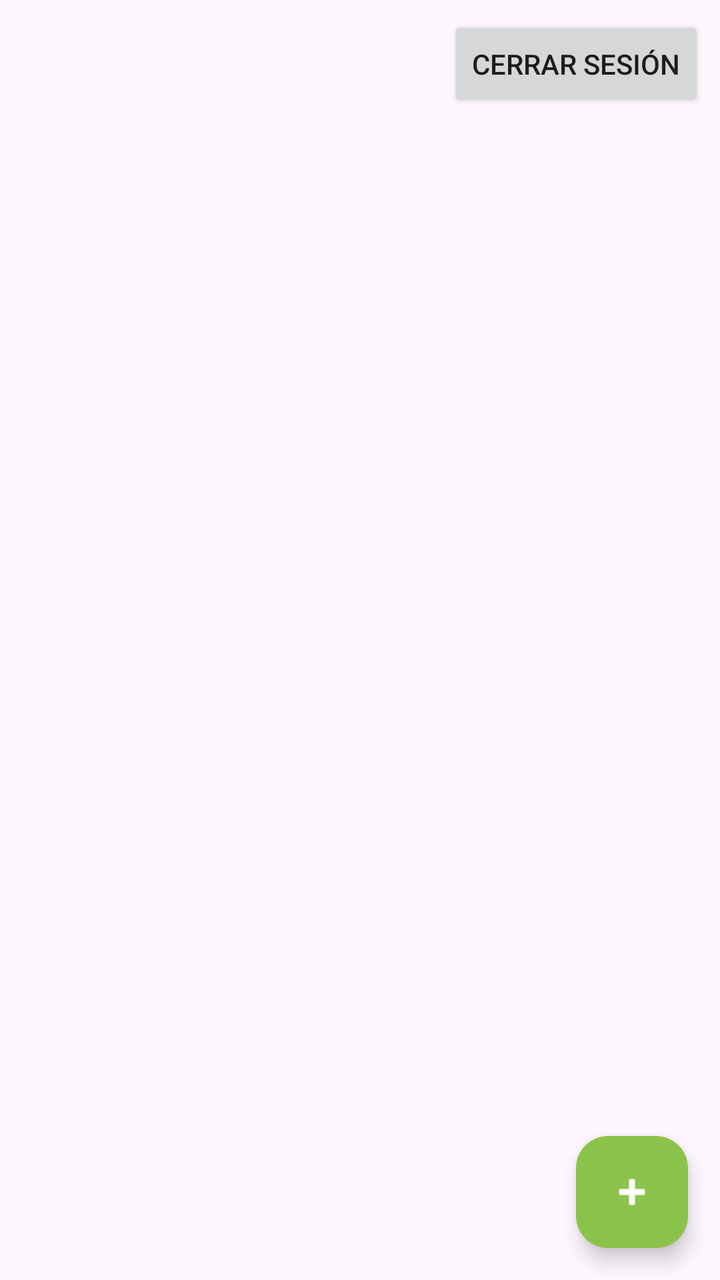
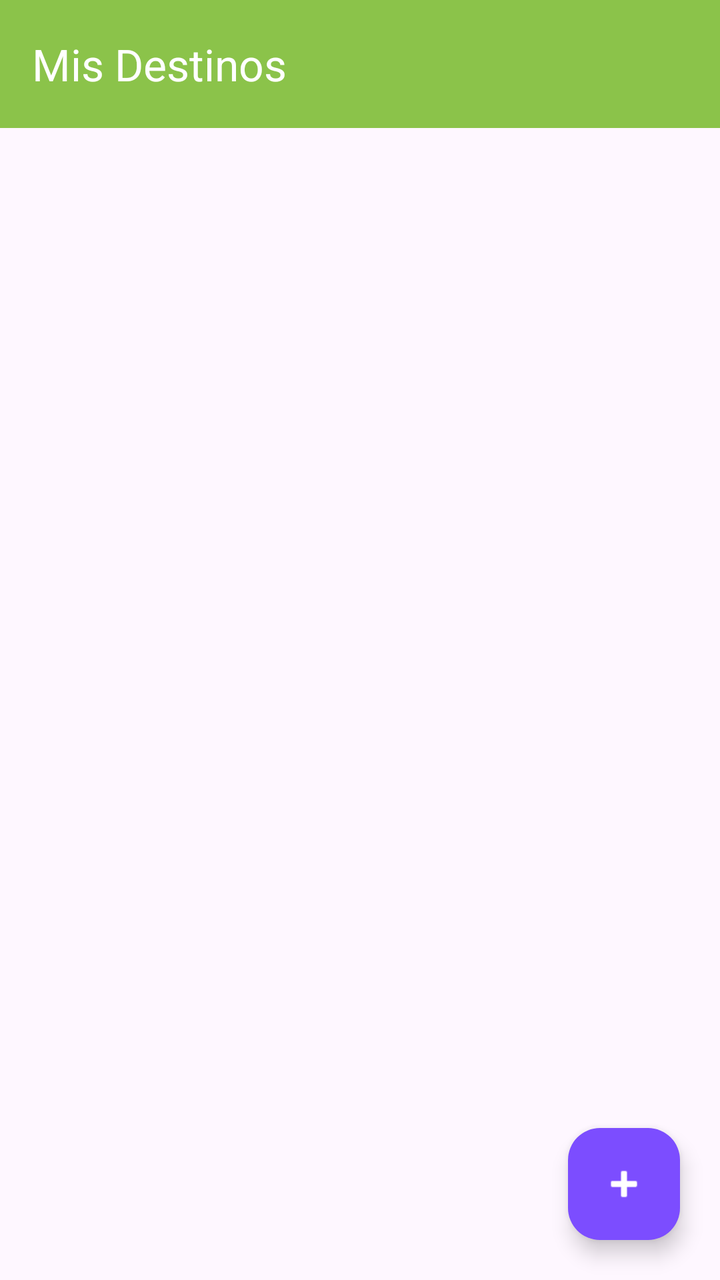

Compare the two renders of this Android layout. The source of the first and the diff that turns it into the second are given below.
<!-- AndroidManifest.xml: application theme Theme.AgenciaViajes -->
<!-- res/layout/activity_catalogo.xml -->
<?xml version="1.0" encoding="utf-8"?>
<androidx.constraintlayout.widget.ConstraintLayout xmlns:android="http://schemas.android.com/apk/res/android"
    xmlns:app="http://schemas.android.com/apk/res-auto"
    android:layout_width="match_parent"
    android:layout_height="match_parent">

    <Button
        android:id="@+id/btnCerrarSesion"
        android:layout_width="wrap_content"
        android:layout_height="wrap_content"
        android:text="@string/btn_cerrar_sesion"
        app:layout_constraintTop_toTopOf="parent"
        app:layout_constraintEnd_toEndOf="parent"
        android:layout_margin="8dp" />

    <androidx.recyclerview.widget.RecyclerView
        android:id="@+id/rvDestinos"
        android:layout_width="0dp"
        android:layout_height="0dp"
        app:layout_constraintTop_toBottomOf="@id/btnCerrarSesion"
        app:layout_constraintBottom_toBottomOf="parent"
        app:layout_constraintStart_toStartOf="parent"
        app:layout_constraintEnd_toEndOf="parent" />

    <com.google.android.material.floatingactionbutton.FloatingActionButton
        android:id="@+id/fabAgregar"
        android:layout_width="wrap_content"
        android:layout_height="wrap_content"
        android:layout_margin="16dp"
        android:contentDescription="@string/agregar_destino"
        app:srcCompat="@android:drawable/ic_input_add"
        app:layout_constraintBottom_toBottomOf="parent"
        app:layout_constraintEnd_toEndOf="parent" />

</androidx.constraintlayout.widget.ConstraintLayout>
<!-- resources referenced by this layout -->
<resources>
  <string name="agregar_destino">Agregar destino</string>
  <string name="btn_cerrar_sesion">Cerrar sesión</string>
  <style name="Theme.AgenciaViajes" parent="Base.Theme.AgenciaViajes" />
  <style name="Base.Theme.AgenciaViajes" parent="Theme.Material3.DayNight.NoActionBar">
          
          <item name="colorPrimary">@color/colorPrimary</item>
          <item name="colorOnPrimary">@color/white</item>
          <item name="colorPrimaryContainer">@color/colorPrimary</item>
          <item name="colorOnPrimaryContainer">@color/white</item>
  
          
          <item name="colorSecondary">@color/colorAccent</item>
          <item name="colorOnSecondary">@color/white</item>
          <item name="colorSecondaryContainer">@color/colorAccent</item>
          <item name="colorOnSecondaryContainer">@color/white</item>
  
          
          <item name="android:statusBarColor">@color/colorPrimaryDark</item>
      </style>
  <color name="colorPrimary">#8BC34A</color>
  <color name="white">#FFFFFFFF</color>
  <color name="colorAccent">#7C4DFF</color>
  <color name="colorPrimaryDark">#689F38</color>
</resources>

<!-- the commit's change to res/layout/activity_catalogo.xml (unified diff, before → after) -->
@@ -1,35 +1,37 @@
 <?xml version="1.0" encoding="utf-8"?>
-<androidx.constraintlayout.widget.ConstraintLayout xmlns:android="http://schemas.android.com/apk/res/android"
+<androidx.coordinatorlayout.widget.CoordinatorLayout xmlns:android="http://schemas.android.com/apk/res/android"
     xmlns:app="http://schemas.android.com/apk/res-auto"
     android:layout_width="match_parent"
     android:layout_height="match_parent">
 
-    <Button
-        android:id="@+id/btnCerrarSesion"
-        android:layout_width="wrap_content"
-        android:layout_height="wrap_content"
-        android:text="@string/btn_cerrar_sesion"
-        app:layout_constraintTop_toTopOf="parent"
-        app:layout_constraintEnd_toEndOf="parent"
-        android:layout_margin="8dp" />
+    <com.google.android.material.appbar.AppBarLayout
+        android:layout_width="match_parent"
+        android:layout_height="wrap_content">
+
+        <androidx.appcompat.widget.Toolbar
+            android:id="@+id/toolbar"
+            android:layout_width="match_parent"
+            android:layout_height="?attr/actionBarSize"
+            android:background="@color/colorPrimary"
+            app:title="@string/titulo_catalogo"
+            app:titleTextColor="@color/white" />
+
+    </com.google.android.material.appbar.AppBarLayout>
 
     <androidx.recyclerview.widget.RecyclerView
         android:id="@+id/rvDestinos"
-        android:layout_width="0dp"
-        android:layout_height="0dp"
-        app:layout_constraintTop_toBottomOf="@id/btnCerrarSesion"
-        app:layout_constraintBottom_toBottomOf="parent"
-        app:layout_constraintStart_toStartOf="parent"
-        app:layout_constraintEnd_toEndOf="parent" />
+        android:layout_width="match_parent"
+        android:layout_height="match_parent"
+        app:layout_behavior="@string/appbar_scrolling_view_behavior" />
 
     <com.google.android.material.floatingactionbutton.FloatingActionButton
         android:id="@+id/fabAgregar"
         android:layout_width="wrap_content"
         android:layout_height="wrap_content"
-        android:layout_margin="16dp"
+        android:layout_gravity="bottom|end"
+        android:layout_margin="20dp"
         android:contentDescription="@string/agregar_destino"
         app:srcCompat="@android:drawable/ic_input_add"
-        app:layout_constraintBottom_toBottomOf="parent"
-        app:layout_constraintEnd_toEndOf="parent" />
+        app:backgroundTint="@color/colorAccent" />
 
-</androidx.constraintlayout.widget.ConstraintLayout>
+</androidx.coordinatorlayout.widget.CoordinatorLayout>
<!-- resource entries referenced after the edit -->
@@ -1,7 +1,10 @@
 <!-- resources referenced by this layout -->
 <resources>
+  <color name="colorAccent">#7C4DFF</color>
+  <color name="colorPrimary">#8BC34A</color>
+  <color name="white">#FFFFFFFF</color>
   <string name="agregar_destino">Agregar destino</string>
-  <string name="btn_cerrar_sesion">Cerrar sesión</string>
+  <string name="titulo_catalogo">Mis Destinos</string>
   <style name="Theme.AgenciaViajes" parent="Base.Theme.AgenciaViajes" />
   <style name="Base.Theme.AgenciaViajes" parent="Theme.Material3.DayNight.NoActionBar">
           
@@ -19,9 +22,6 @@
           
           <item name="android:statusBarColor">@color/colorPrimaryDark</item>
       </style>
-  <color name="colorPrimary">#8BC34A</color>
-  <color name="white">#FFFFFFFF</color>
-  <color name="colorAccent">#7C4DFF</color>
   <color name="colorPrimaryDark">#689F38</color>
 </resources>
 
